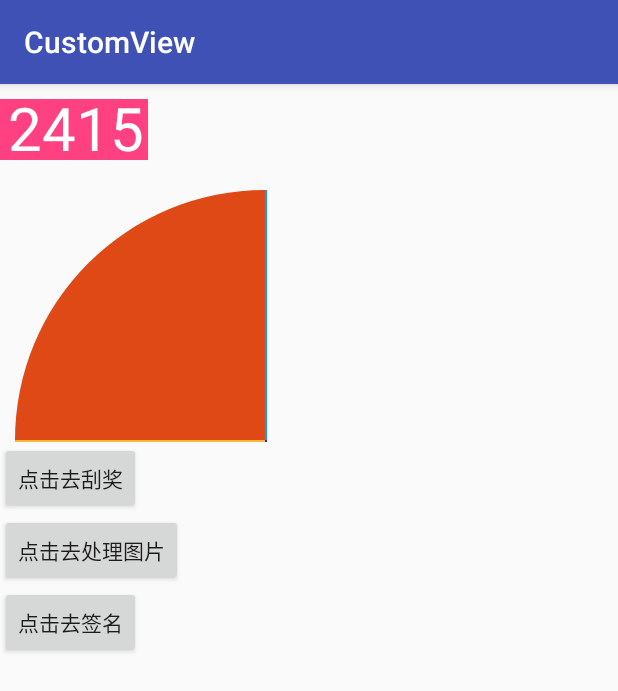
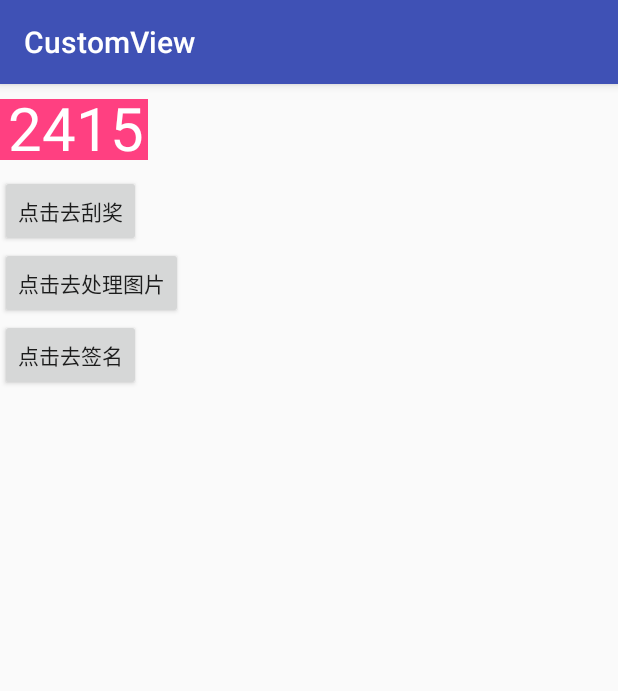
Before and after one commit to lyh1299259684/CustomView, an Android app: the screen it shows after launch (MainActivity), on a phone screen of 412 x 824 dp. Shown: the top 691 px of the screen. Run offline under Robolectric (Android 15) with nearby library versions, the phone set to English and light mode, and no system bars.

Commit message:
1.push git

```diff
--- a/app/src/main/res/layout/activity_main.xml
+++ b/app/src/main/res/layout/activity_main.xml
@@ -43,16 +43,16 @@
                 <!--android:layout_marginStart="10dp"-->
                 <!--app:circleColor="#f1a25d"/>-->
 
-            <com.liyahong.customview.widget.DrawArc
-                android:layout_width="168dp"
-                android:layout_height="168dp"
-                android:layout_marginTop="10dp"
-                android:layout_marginStart="10dp"
-                app:leftColor="#de4916"
-                app:bottomColor="#fbb640"
-                app:rightColor="#1136b6"
-                app:topColor="#109af9"
-                app:useCenter="true"/>
+            <!--<com.liyahong.customview.widget.DrawArc-->
+                <!--android:layout_width="168dp"-->
+                <!--android:layout_height="168dp"-->
+                <!--android:layout_marginTop="10dp"-->
+                <!--android:layout_marginStart="10dp"-->
+                <!--app:leftColor="#de4916"-->
+                <!--app:bottomColor="#fbb640"-->
+                <!--app:rightColor="#1136b6"-->
+                <!--app:topColor="#109af9"-->
+                <!--app:useCenter="true"/>-->
 
             <!--<com.liyahong.customview.widget.DrawBitmap-->
                 <!--android:layout_width="match_parent"-->
```
Also changed, not shown: app/src/main/res/Gif/Scratch.gif (added), app/src/main/res/Gif/Sketchpad.gif (added), app/src/main/res/Gif/VerificationCode.gif (added), 1 other file.
